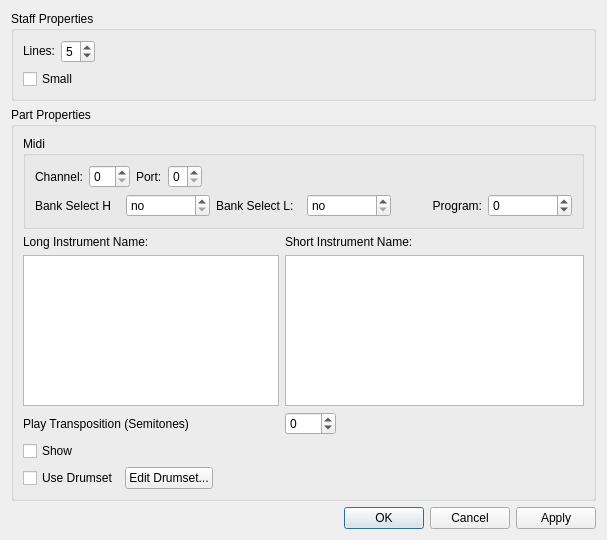
This is mscore/mscore/editstaff.ui in musescore/musescore-old as Qt 5 draws it before an edit. The edited form follows.
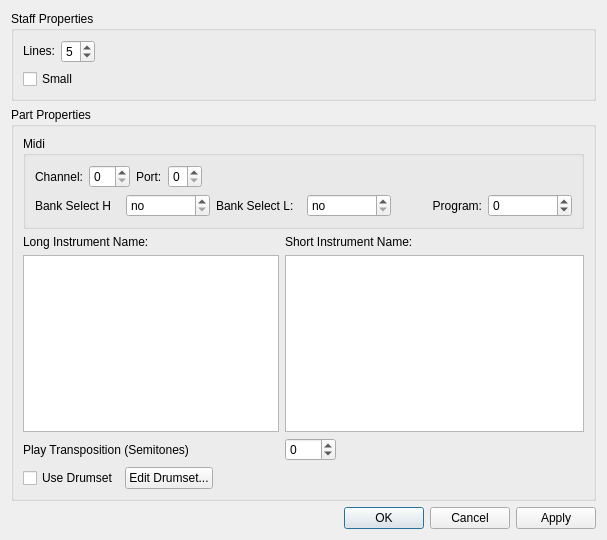
This is the edited form.

```diff
--- a/mscore/mscore/editstaff.ui
+++ b/mscore/mscore/editstaff.ui
@@ -273,14 +273,7 @@
         </property>
        </spacer>
       </item>
-      <item row="4" column="0" >
-       <widget class="QCheckBox" name="showStaff" >
-        <property name="text" >
-         <string>Show</string>
-        </property>
-       </widget>
-      </item>
-      <item row="5" column="0" colspan="3" >
+      <item row="4" column="0" colspan="3" >
        <layout class="QHBoxLayout" >
         <item>
          <widget class="QCheckBox" name="useDrumset" >
```
Left out of the diff: 1 changed line with no effect on the pictures.
